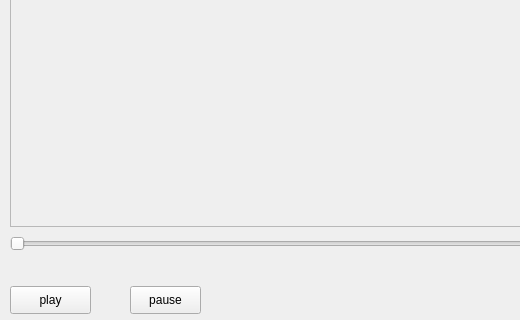
Qt form mplayer/player.ui (cls1991/NetEaseCoursesClient) before a commit; both pictures show x 0 to 520 and y 324 to 644 of the 988 by 644 pixel window.
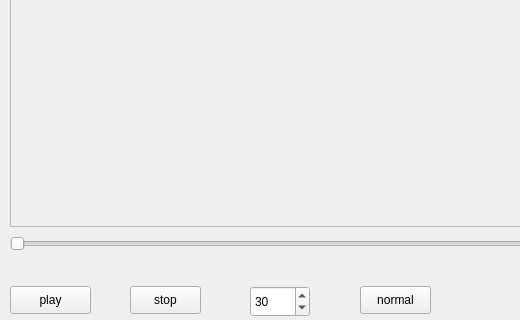
The same form after that commit.

Commit message: 添加视频播放基本功能

Patch:
```diff
--- a/mplayer/player.ui
+++ b/mplayer/player.ui
@@ -110,7 +110,7 @@
     </rect>
    </property>
    <property name="text">
-    <string>pause</string>
+    <string>stop</string>
    </property>
   </widget>
   <widget class="QLabel" name="label">
@@ -139,6 +139,32 @@
     <string/>
    </property>
   </widget>
+  <widget class="QSpinBox" name="spinBox">
+   <property name="geometry">
+    <rect>
+     <x>250</x>
+     <y>610</y>
+     <width>60</width>
+     <height>31</height>
+    </rect>
+   </property>
+   <property name="value">
+    <number>30</number>
+   </property>
+  </widget>
+  <widget class="QPushButton" name="pushButton_4">
+   <property name="geometry">
+    <rect>
+     <x>360</x>
+     <y>610</y>
+     <width>71</width>
+     <height>28</height>
+    </rect>
+   </property>
+   <property name="text">
+    <string>normal</string>
+   </property>
+  </widget>
  </widget>
  <layoutdefault spacing="6" margin="11"/>
  <resources/>
```
Left out of the diff: 3 changed lines with no effect on the pictures. The commit also changes 2 other files.
